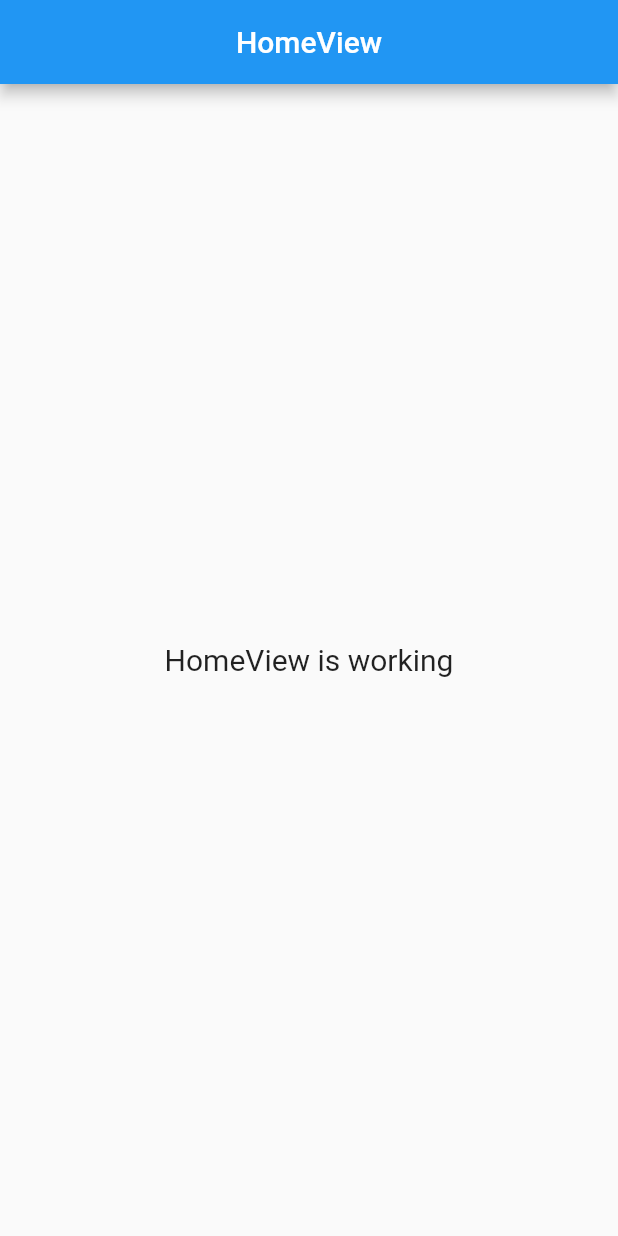
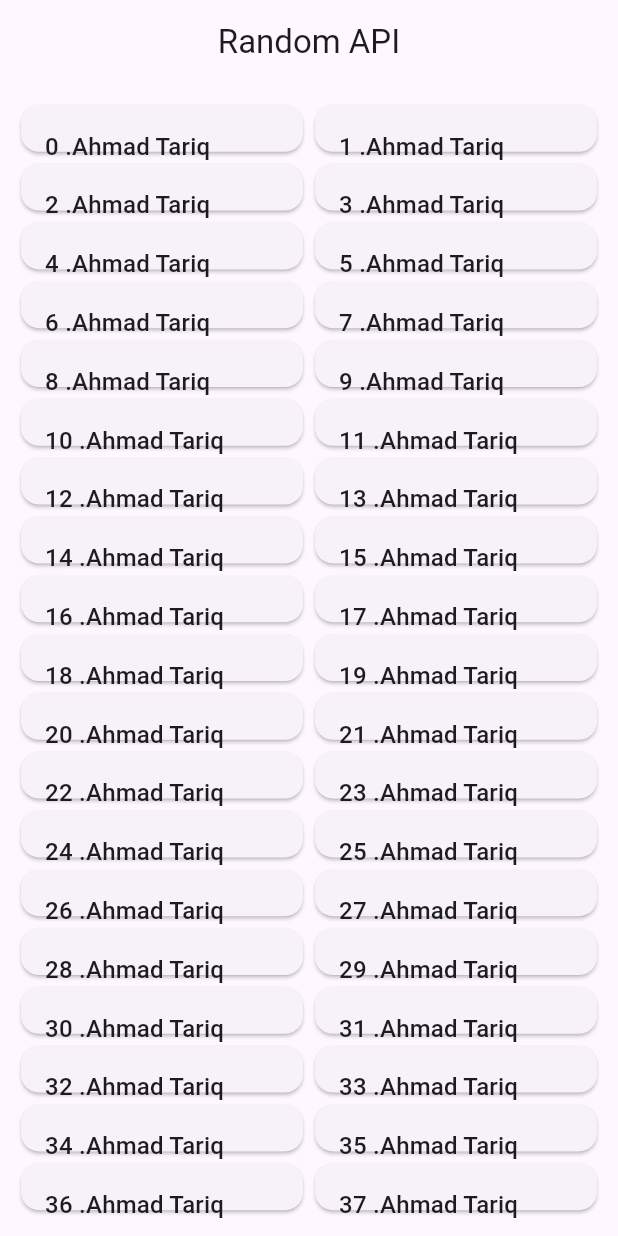
Before and after one commit to ahmadbintariq4u/flutter_random_apis, a Flutter app: the screen it shows after launch, on a phone screen of 412 x 824 dp. Run offline on Flutter 3.47's test engine with Material 2 defaults, Android fonts, the phone set to English and light mode, and no system bars; our stand-ins replace get.

Commit message:
add person tile

```diff
--- a/lib/app/modules/home/views/home_view.dart
+++ b/lib/app/modules/home/views/home_view.dart
@@ -1,21 +1,52 @@
 import 'package:flutter/material.dart';
 
 import 'package:get/get.dart';
+import 'package:random_apis/app/theme/constants.dart';
 
 import '../controllers/home_controller.dart';
 
 class HomeView extends GetView<HomeController> {
+  const HomeView({Key? key}) : super(key: key);
+
   @override
   Widget build(BuildContext context) {
     return Scaffold(
-      appBar: AppBar(
-        title: Text('HomeView'),
-        centerTitle: true,
-      ),
-      body: Center(
-        child: Text(
-          'HomeView is working',
-          style: TextStyle(fontSize: 20),
+        appBar: AppBar(
+          title: const Text('Random API'),
+          centerTitle: true,
+        ),
+        body: Padding(
+          padding: EdgeInsets.all(defaultPadding),
+          child: GridView.count(
+            shrinkWrap: true,
+            crossAxisCount: 2,
+            childAspectRatio: 5,
+            children: [
+              ...List.generate(
+                  100,
+                  (index) => PersonCard(
+                        title: "$index .Ahmad Tariq",
+                        imageLocation: 'asdf',
+                      ))
+            ],
+          ),
+        ));
+  }
+}
+
+class PersonCard extends StatelessWidget {
+  final String title;
+  final String imageLocation;
+  const PersonCard({Key? key, required this.title, required this.imageLocation})
+      : super(key: key);
+
+  @override
+  Widget build(BuildContext context) {
+    return Card(
+      child: ListTile(
+        title: Text(
+          title,
+          style: Theme.of(context).textTheme.titleMedium,
         ),
       ),
     );
--- /dev/null
+++ b/lib/app/theme/constants.dart
@@ -0,0 +1 @@
+final defaultPadding = 10.0;
--- /dev/null
+++ b/lib/app/theme/light_theme.dart
@@ -0,0 +1,5 @@
+import 'package:flutter/material.dart';
+
+ThemeData lightTheme() {
+  return ThemeData(useMaterial3: true, primaryColor: Colors.red);
+}
--- a/lib/main.dart
+++ b/lib/main.dart
@@ -1,6 +1,7 @@
 import 'package:flutter/material.dart';
 
 import 'package:get/get.dart';
+import 'package:random_apis/app/theme/light_theme.dart';
 
 import 'app/routes/app_pages.dart';
 
@@ -8,6 +9,7 @@ void main() {
   runApp(
     GetMaterialApp(
       title: "Application",
+      theme: lightTheme(),
       initialRoute: AppPages.INITIAL,
       getPages: AppPages.routes,
     ),
```
Also changed, not shown: 2 other files.
